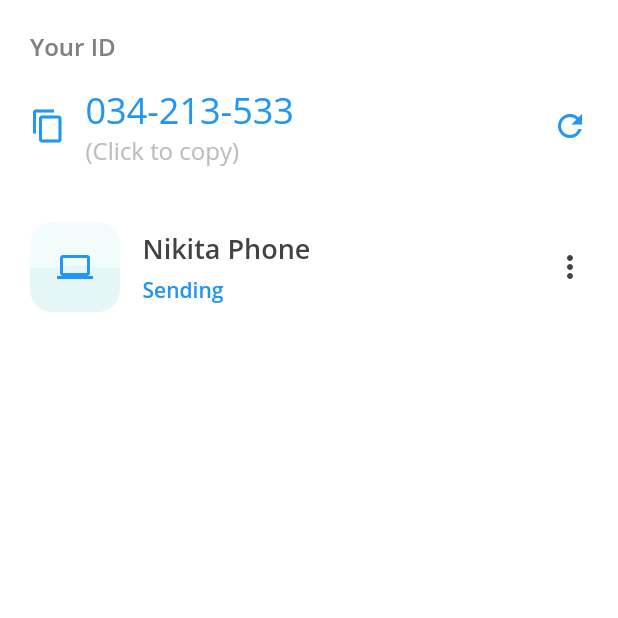
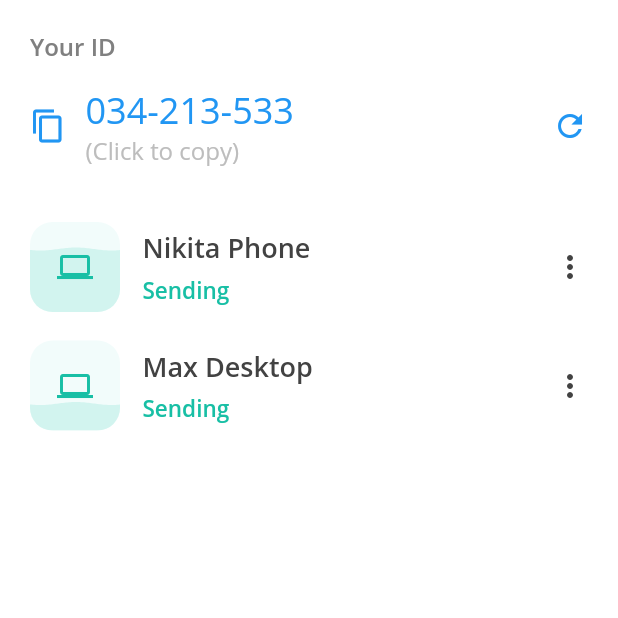
Before and after one commit to sudox-history/droply-mobile, a Flutter app: the NetworkScreen screen opened directly, on a phone screen of 412 x 824 dp, the top half of it. Run offline on Flutter 3.47's test engine with Material 2 defaults, Android fonts, the phone set to English and light mode, and no system bars; our stand-ins replace device_info, easy_localization.

Commit message:
[FEATURE] Aquarium progress

```diff
--- a/lib/common/constants.dart
+++ b/lib/common/constants.dart
@@ -11,7 +11,8 @@ class AppColors {
   static final dividerColor = Color(0xFFE0E0E0);
   static final lightBlue = Color(0xFFE8F4FC);
   static final blue = Color(0xFF2196F3);
-  static final lightGreen = Color(0xFFE4F7F6);
+  static final green = Color(0xFF18BFA5);
+  static final lightGreen = Color(0xFFD2F4EF);
   static final lightGreenBG = Color(0xFFF2FCFB);
 }
 
--- a/lib/main/device_widget.dart
+++ b/lib/main/device_widget.dart
@@ -10,8 +10,10 @@ class DeviceWidget extends StatelessWidget {
   final Color _backgroundColor;
   final Color _liquidColor;
   final IconData _icon;
+  final double _progress;
 
-  DeviceWidget(this._name, this._description, this._primaryColor, this._backgroundColor, this._liquidColor, this._icon);
+  DeviceWidget(this._name, this._description, this._primaryColor, this._backgroundColor,
+      this._liquidColor, this._icon, this._progress);
 
   @override
   Widget build(BuildContext context) {
@@ -20,7 +22,7 @@ class DeviceWidget extends StatelessWidget {
       child: Row(
         children: [
           Container(
-            child: _DeviceAquarium(_backgroundColor, _liquidColor, _primaryColor, _icon),
+            child: _DeviceAquarium(_backgroundColor, _liquidColor, _primaryColor, _icon, _progress),
             margin: EdgeInsets.only(left: 20),
           ),
           Expanded(
@@ -46,7 +48,7 @@ class DeviceWidget extends StatelessWidget {
                         color: _primaryColor,
                         fontFamily: AppFonts.openSans,
                         fontWeight: AppFonts.semibold,
-                        fontSize: 14,
+                        fontSize: 15,
                       ),
                     ),
                   )
@@ -71,11 +73,14 @@ class _DeviceAquarium extends StatefulWidget {
   final Color _liquidColor;
   final Color _iconColor;
   final IconData _icon;
+  final double _progress;
 
-  _DeviceAquarium(this._backgroundColor, this._liquidColor, this._iconColor, this._icon);
+  _DeviceAquarium(
+      this._backgroundColor, this._liquidColor, this._iconColor, this._icon, this._progress);
 
   @override
-  State<StatefulWidget> createState() => _DeviceAquariumState(_backgroundColor, _liquidColor, _iconColor, _icon);
+  State<StatefulWidget> createState() =>
+      _DeviceAquariumState(_backgroundColor, _liquidColor, _iconColor, _icon, _progress);
 }
 
 class _DeviceAquariumState extends State<_DeviceAquarium> with TickerProviderStateMixin {
@@ -87,8 +92,10 @@ class _DeviceAquariumState extends State<_DeviceAquarium> with TickerProviderSta
   final Color _liquidColor;
   final Color _iconColor;
   final IconData _icon;
+  final double _progress;
 
-  _DeviceAquariumState(this._backgroundColor, this._liquidColor, this._iconColor, this._icon);
+  _DeviceAquariumState(
+      this._backgroundColor, this._liquidColor, this._iconColor, this._icon, this._progress);
 
   @override
   void initState() {
@@ -148,13 +155,8 @@ class _DeviceAquariumState extends State<_DeviceAquarium> with TickerProviderSta
           builder: (context, snapshot) {
             return CustomPaint(
               size: Size.square(60),
-              painter: _DeviceAquariumPainter(
-                _liquidColor,
-                _backgroundColor,
-                0.5,
-                _waveScaleAnimation.value,
-                _wavePositionAnimation.value,
-              ),
+              painter: _DeviceAquariumPainter(_liquidColor, _backgroundColor,
+                  _waveScaleAnimation.value, _wavePositionAnimation.value, _progress),
             );
           },
         ),
@@ -183,7 +185,8 @@ class _DeviceAquariumPainter extends CustomPainter {
   double _scale;
   double _position;
 
-  _DeviceAquariumPainter(Color color, this._backgroundColor, this._progress, this._scale, this._position) {
+  _DeviceAquariumPainter(
+      Color color, this._backgroundColor, this._scale, this._position, this._progress) {
     _paint.color = color;
   }
 
--- a/lib/main/nearby.dart
+++ b/lib/main/nearby.dart
@@ -1,4 +1,5 @@
 import 'package:droply/common/constants.dart';
+import 'package:droply/main/device_widget.dart';
 import 'package:flutter/cupertino.dart';
 import 'package:flutter/material.dart';
 
@@ -20,7 +21,9 @@ class _NearbyScreenState extends State<NearbyScreen> {
             right: 20,
           ),
           child: Column(
-            children: [_buildScanSection()],
+            children: [
+              _buildScanSection(),
+            ],
           )),
     );
   }
--- a/lib/main/network.dart
+++ b/lib/main/network.dart
@@ -19,11 +19,21 @@ class NetworkScreen extends StatelessWidget {
             DeviceWidget(
               "Nikita Phone",
               "Sending",
-              AppColors.blue,
+              AppColors.green,
               AppColors.lightGreenBG,
               AppColors.lightGreen,
               Icons.computer,
-            )
+              0.7
+            ),
+            DeviceWidget(
+              "Max Desktop",
+              "Sending",
+              AppColors.green,
+              AppColors.lightGreenBG,
+              AppColors.lightGreen,
+              Icons.computer,
+              0.3
+            ),
           ],
         ),
       ),
```
